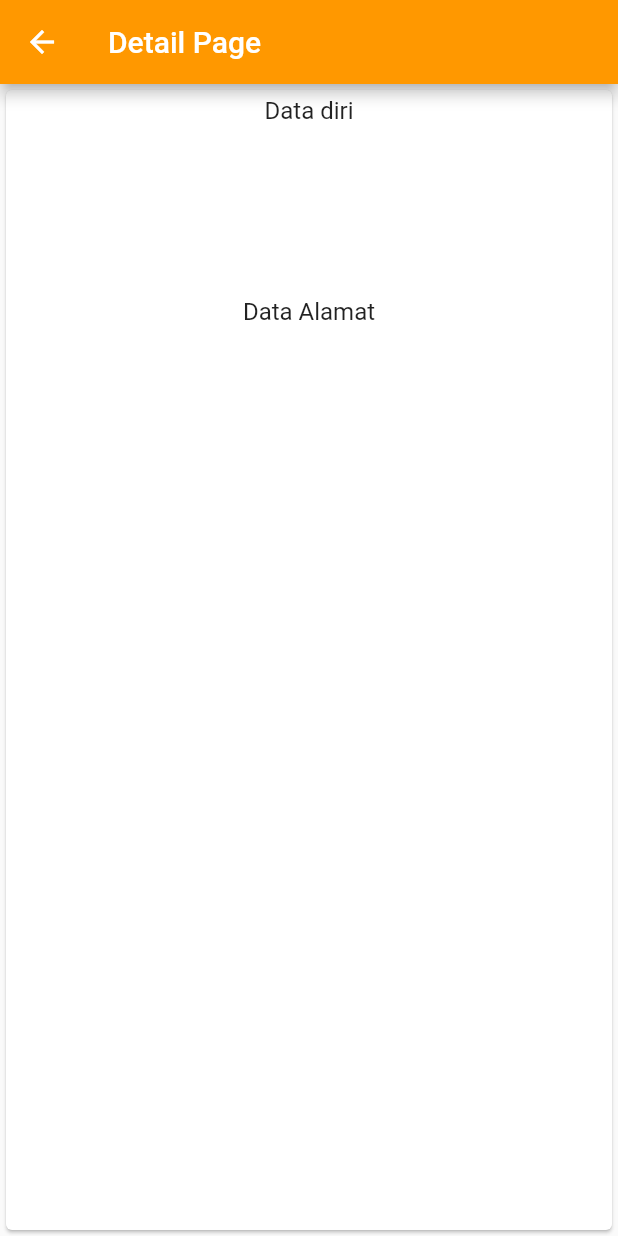
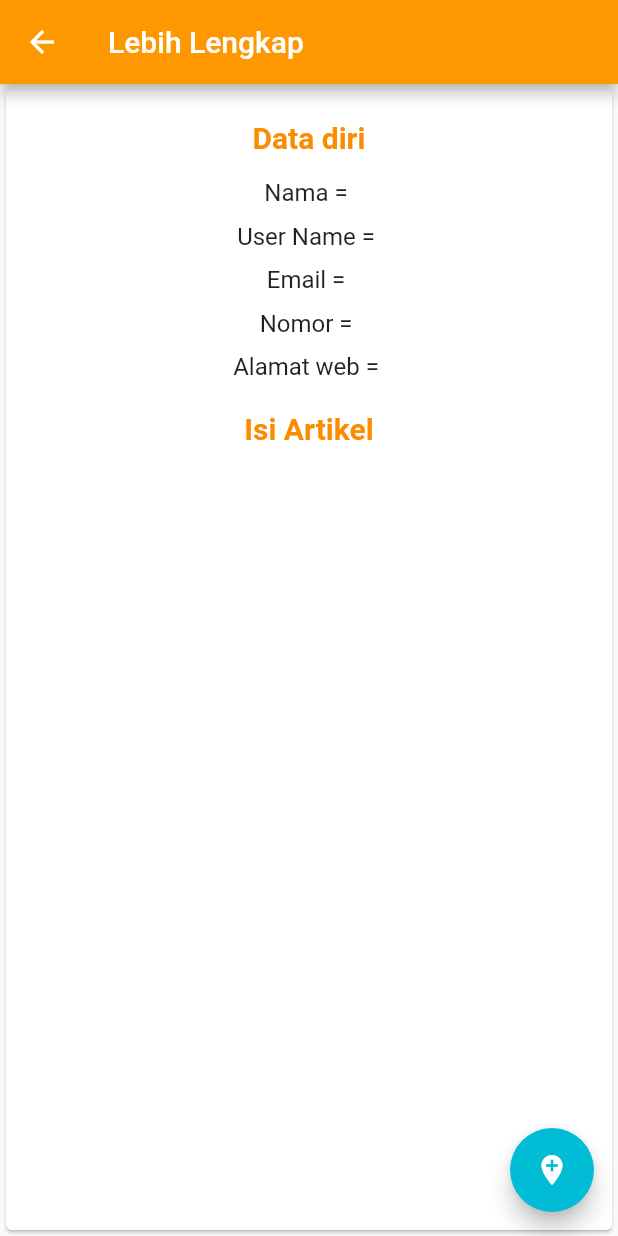
Before and after one commit to hris1/kelompok-G, a Flutter app: the Detail screen opened directly with empty values, on a phone screen of 412 x 824 dp. Run offline on Flutter 3.47's test engine with Material 2 defaults, Android fonts, the phone set to English and light mode, and no system bars; our stand-ins replace font_awesome_flutter.

Commit message:
Update detail.dart

```diff
--- a/lib/home/detail.dart
+++ b/lib/home/detail.dart
@@ -1,4 +1,5 @@
 import 'package:flutter/material.dart';
+import 'package:tasek/layout/mapscreen.dart';
 
 class Detail extends StatefulWidget {
   final Map data;
@@ -12,27 +13,58 @@ class _DetailState extends State<Detail> {
   Widget build(BuildContext context) {
     return Scaffold(
       appBar: AppBar(
-        title: Text("Detail Page"),
+        title: Text("Lebih Lengkap"),
         backgroundColor: Colors.orange,
       ),
       body: Card(
         child: ListTile(
           title: Column(
             children: [
-              Text('Data diri'),
-              Text('${widget.data['name']}'),
-              Text('${widget.data['username']}'),
-              Text('${widget.data['email']}'),
-              Text('${widget.data['phone']}'),
-              Text('${widget.data['website']}'),
+              Padding(
+                padding: const EdgeInsets.all(16.0),
+                child: Text(
+                  'Data diri',
+                  style: TextStyle(
+                      fontSize: 20,
+                      fontWeight: FontWeight.bold,
+                      color: Colors.orange[600]),
+                ),
+              ),
+              Text('Nama = ${widget.data['name']}'),
+              SizedBox(height: 10),
+              Text('User Name = ${widget.data['username']}'),
+              SizedBox(height: 10),
+              Text('Email = ${widget.data['email']}'),
+              SizedBox(height: 10),
+              Text('Nomor = ${widget.data['phone']}'),
+              SizedBox(height: 10),
+              Text('Alamat web = ${widget.data['website']}'),
               SizedBox(height: 20),
-              Text('Data Alamat'),
+              Text(
+                'Isi Artikel',
+                style: TextStyle(
+                    fontSize: 20,
+                    fontWeight: FontWeight.bold,
+                    color: Colors.orange[600]),
+              ),
               SizedBox(height: 10),
               Text('${widget.data['address']['street']}'),
             ],
           ),
         ),
       ),
+      floatingActionButton: new FloatingActionButton(
+        child: Icon(Icons.add_location),
+        backgroundColor: Colors.cyan,
+        onPressed: () {
+          Navigator.push(
+            context,
+            MaterialPageRoute(
+              builder: (context) => (MapScreen()),
+            ),
+          );
+        },
+      ),
     );
   }
 }
```
